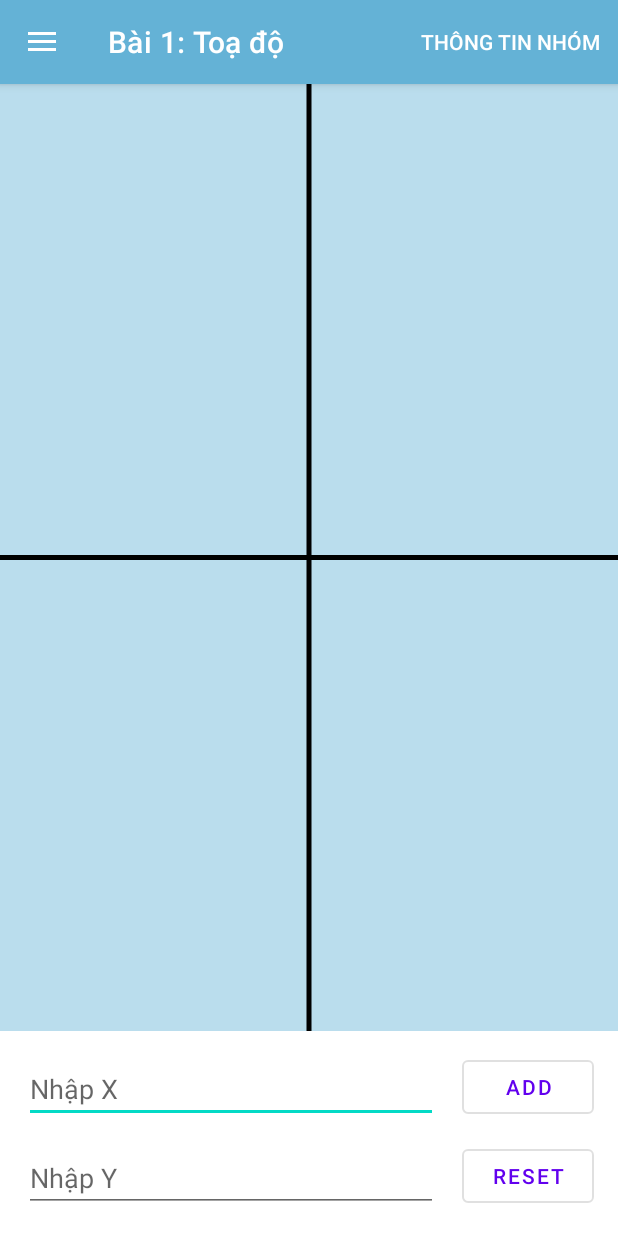
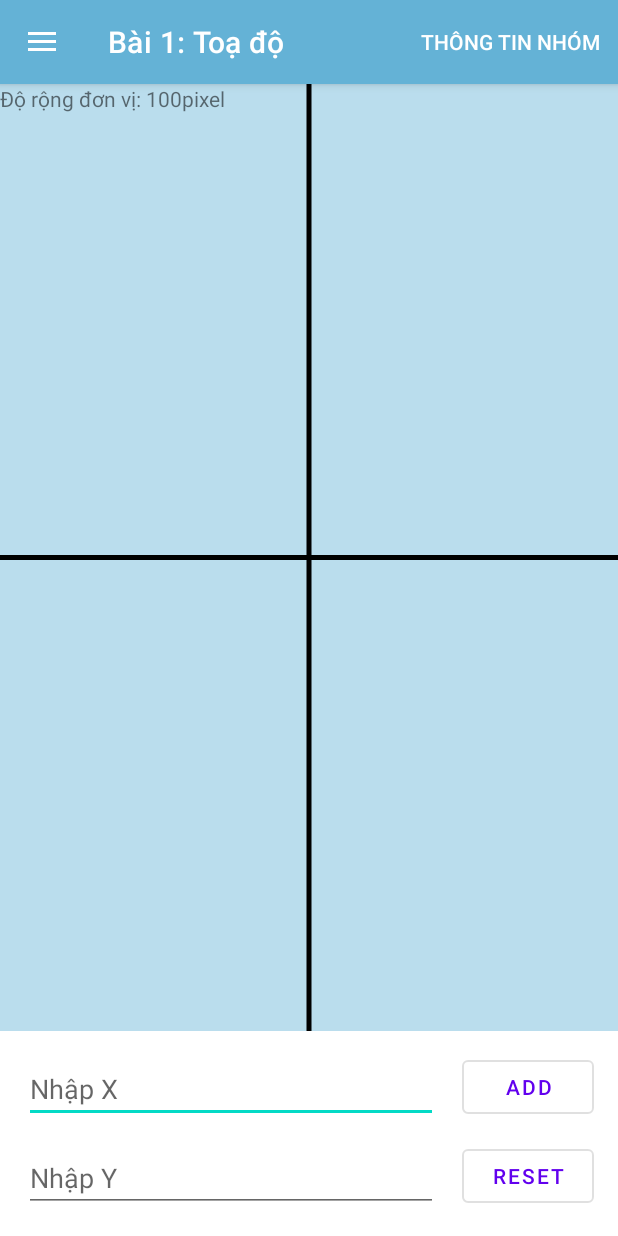
Before and after one commit to socbaycff/DrawLine, an Android app: the screen it shows after launch (MenuActivity), on a phone screen of 412 x 824 dp. Run offline under Robolectric (Android 15) with nearby library versions, the light colour scheme and no system bars; our stand-ins replace navigation-ui; libraries missing offline, so code that uses them is left out: es.dmoral.toasty.

Commit message:
update info

```diff
--- a/app/src/main/res/layout/content_info.xml
+++ b/app/src/main/res/layout/content_info.xml
@@ -12,7 +12,7 @@
         android:layout_width="wrap_content"
         android:layout_height="wrap_content"
         android:layout_margin="@dimen/text_margin"
-        android:text="Nhóm này 5 người mà có mình em, Lê Duy Khang làm à cô ơi, trừ điểm chết đuỹ mịa mấy bạn đi, cho tạch hết cũng được, học hành éo gì nữa!!!"
-        android:textSize="36sp" />
+        android:text="Nhóm 28: \n 1.Lê Duy Khang N17DCCN067 \n 2.Phạm Phương Nam N17DCCN104 \n 3.Cao Anh Minh N17DCCN092 \n 4.Nguyễn Hoàng Nam N17DCCN101 \n 5.Hoàng Phương Nam N17DCCN099"
+        android:textSize="30sp" />
 
 </androidx.core.widget.NestedScrollView>
--- a/app/src/main/res/layout/fragment_bai1.xml
+++ b/app/src/main/res/layout/fragment_bai1.xml
@@ -75,4 +75,12 @@
         app:layout_constraintStart_toStartOf="parent"
         app:layout_constraintTop_toTopOf="parent" />
 
+    <TextView
+        android:id="@+id/textView4"
+        android:layout_width="wrap_content"
+        android:layout_height="wrap_content"
+        android:text="Độ rộng đơn vị: 100pixel"
+        app:layout_constraintStart_toStartOf="parent"
+        app:layout_constraintTop_toTopOf="parent" />
+
 </androidx.constraintlayout.widget.ConstraintLayout>
--- a/app/src/main/res/layout/fragment_bai2.xml
+++ b/app/src/main/res/layout/fragment_bai2.xml
@@ -35,6 +35,7 @@
         android:layout_marginStart="16dp"
         android:layout_marginEnd="16dp"
         android:layout_marginBottom="16dp"
+        android:text="Nhấn bắt đầu vẽ!!"
         app:layout_constraintBottom_toTopOf="@+id/startDraw"
         app:layout_constraintEnd_toEndOf="parent"
         app:layout_constraintStart_toStartOf="parent" />
```
